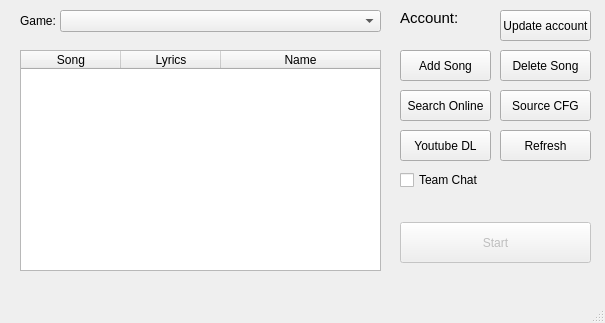
Old version of the form src/mainwindow.ui in the repository Catishere/karaoke-master.
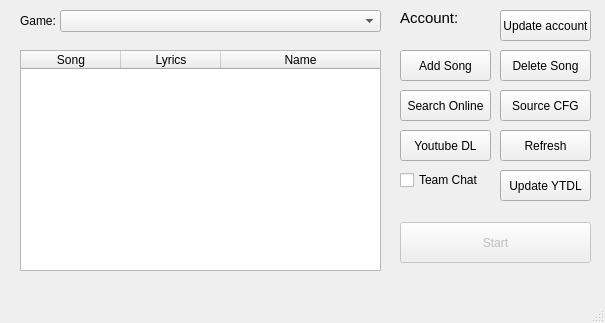
New version of the form.

What changed in the file:
```diff
--- a/src/mainwindow.ui
+++ b/src/mainwindow.ui
@@ -302,6 +302,19 @@
      <string>Team Chat</string>
     </property>
    </widget>
+   <widget class="QPushButton" name="updateYTDL_button">
+    <property name="geometry">
+     <rect>
+      <x>500</x>
+      <y>170</y>
+      <width>91</width>
+      <height>31</height>
+     </rect>
+    </property>
+    <property name="text">
+     <string>Update YTDL</string>
+    </property>
+   </widget>
   </widget>
   <widget class="QMenuBar" name="menuBar">
    <property name="geometry">
```
Left out of the diff: 35 changed lines with no effect on the pictures.
